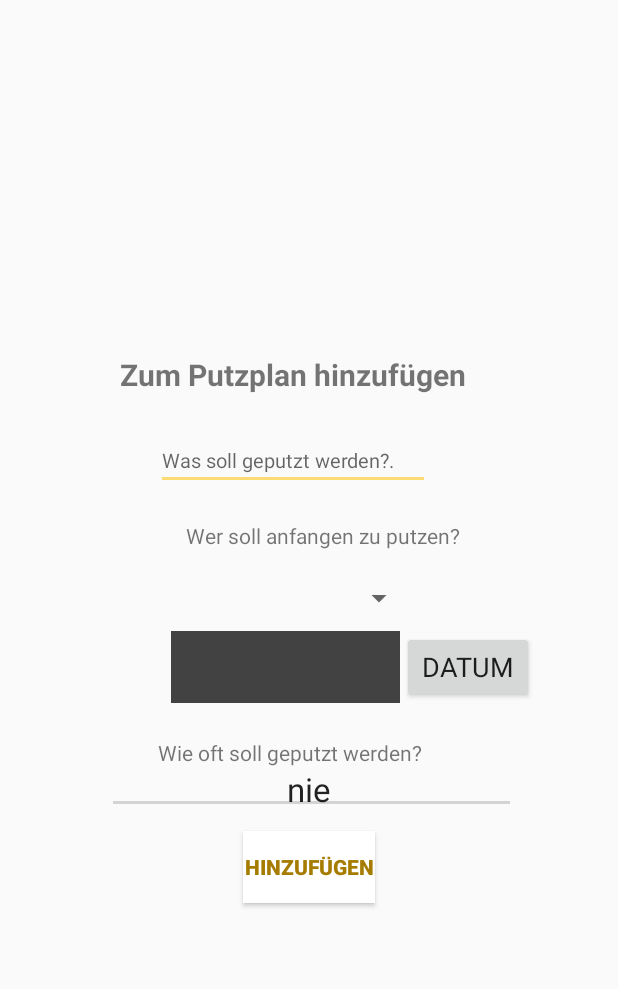
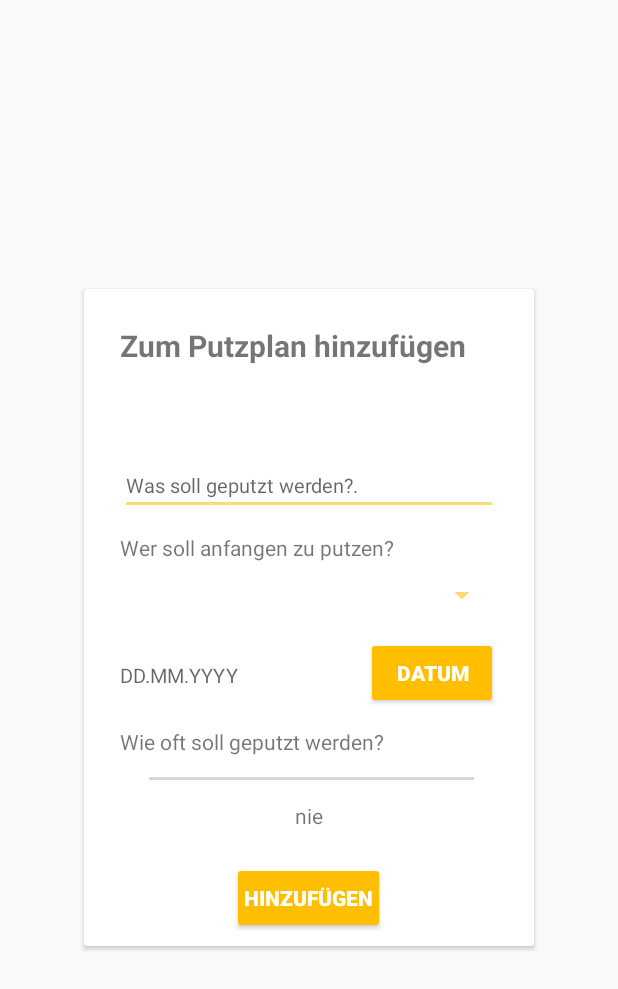
Before and after one commit to Wieee/WGPlaner, an Android app: the layout putzplan_dialog_add_item.xml on its own in the app's theme, with its tools: preview values and no code run, on a phone screen of 412 x 824 dp. Shown: the top 989 px of the screen. Run offline under Robolectric (Android 15) with nearby library versions, the phone set to English and light mode, and no system bars.

Commit message:
GUI update

```diff
--- a/app/src/main/res/layout/putzplan_dialog_add_item.xml
+++ b/app/src/main/res/layout/putzplan_dialog_add_item.xml
@@ -1,8 +1,15 @@
 <?xml version="1.0" encoding="utf-8"?>
-<RelativeLayout xmlns:android="http://schemas.android.com/apk/res/android"
+<android.support.v7.widget.CardView xmlns:android="http://schemas.android.com/apk/res/android"
     android:layout_width="300dp"
-    android:layout_height="400dp"
+    android:layout_height="wrap_content"
     android:layout_gravity="center"
+    android:clickable="true"
+    android:focusable="true"
+    android:orientation="vertical">
+
+    <LinearLayout
+        android:layout_width="match_parent"
+        android:layout_height="match_parent"
         android:orientation="vertical">
 
         <TextView
@@ -10,20 +17,19 @@
             android:layout_width="wrap_content"
             android:layout_height="wrap_content"
             android:layout_alignParentTop="true"
-        android:layout_margin="24dp"
-        android:layout_marginBottom="20dp"
+            android:layout_marginLeft="24dp"
+            android:layout_marginRight="24dp"
+            android:layout_marginTop="24dp"
+            android:layout_marginBottom="48dp"
             android:text="Zum Putzplan hinzufügen"
             android:textSize="20sp"
             android:textStyle="bold" />
 
         <EditText
             android:id="@+id/putzplan_dialog_aufgaben_name"
-        android:layout_width="wrap_content"
+            android:layout_width="match_parent"
             android:layout_height="wrap_content"
-        android:layout_alignEnd="@+id/putzplan_dialog_title"
-        android:layout_alignStart="@+id/putzplan_dialog_title"
-        android:layout_below="@+id/putzplan_dialog_title"
-        android:layout_marginBottom="50dp"
+            android:layout_marginTop="12dp"
             android:layout_marginLeft="24dp"
             android:layout_marginRight="24dp"
             android:hint="Was soll geputzt werden?."
@@ -33,52 +39,53 @@
             android:id="@+id/textView"
             android:layout_width="wrap_content"
             android:layout_height="wrap_content"
-        android:layout_above="@+id/putzplan_dialog_start_putzer"
-        android:layout_alignStart="@+id/putzplan_dialog_start_putzer"
-        android:layout_margin="10dp"
+            android:layout_marginLeft="24dp"
+            android:layout_marginRight="24dp"
+            android:layout_marginTop="12dp"
             android:labelFor="@+id/putzplan_dialog_start_putzer"
             android:text="Wer soll anfangen zu putzen?" />
 
         <Spinner
             android:id="@+id/putzplan_dialog_start_putzer"
             android:layout_width="match_parent"
+            android:layout_height="32dp"
+            android:layout_marginTop="6dp"
+            android:layout_marginLeft="24dp"
+            android:layout_marginRight="24dp"
+            android:backgroundTint="@color/colorAccent" />
+
+        <RelativeLayout
+        android:layout_width="match_parent"
         android:layout_height="wrap_content"
-        android:layout_alignEnd="@+id/putzplan_dialog_aufgaben_name"
-        android:layout_alignStart="@+id/putzplan_dialog_aufgaben_name"
-        android:layout_below="@+id/putzplan_dialog_aufgaben_name"
-        android:layout_margin="10dp" />
-
+        android:layout_marginTop="12dp">
         <TextView
             android:id="@+id/in_date"
-        android:layout_width="match_parent"
+            android:layout_width="wrap_content"
             android:layout_height="wrap_content"
-        android:layout_alignBottom="@+id/btn_date"
-        android:layout_alignEnd="@+id/putzplan_dialog_start_putzer"
-        android:layout_alignStart="@+id/putzplan_dialog_aufgaben_name"
-        android:layout_below="@+id/putzplan_dialog_start_putzer"
-        android:layout_marginLeft="10dp"
-        android:layout_marginRight="10dp"
-        android:background="@color/cardview_dark_background" />
-
+            android:layout_marginTop="16dp"
+            android:layout_marginLeft="24dp"
+            android:layout_marginRight="24dp"
+            android:hint="DD.MM.YYYY"
+            android:textSize="13sp" />
         <Button
             android:id="@+id/btn_date"
             android:layout_width="wrap_content"
             android:layout_height="wrap_content"
-        android:layout_alignParentEnd="true"
-        android:layout_below="@+id/putzplan_dialog_start_putzer"
-        android:fontFamily="sans-serif"
+            android:layout_marginRight="24dp"
+            android:backgroundTint="@color/colorPrimary"
+            android:layout_alignParentRight="true"
             android:text="Datum"
-        android:textSize="18sp" />
+            android:textColor="@color/white"
+            android:textStyle="bold" />
+    </RelativeLayout>
 
         <TextView
             android:id="@+id/haeufigkeit_label"
             android:layout_width="wrap_content"
             android:layout_height="wrap_content"
-        android:layout_alignEnd="@+id/putzplan_dialog_aufgaben_name"
-        android:layout_below="@+id/in_date"
-        android:layout_marginLeft="5dp"
-        android:layout_marginRight="5dp"
-        android:layout_marginTop="23dp"
+            android:layout_marginLeft="24dp"
+            android:layout_marginRight="24dp"
+            android:layout_marginTop="12dp"
             android:labelFor="@+id/putzplan_dialog_haeufigkeit"
             android:text="Wie oft soll geputzt werden?" />
 
@@ -86,8 +93,9 @@
             android:id="@+id/putzplan_dialog_haeufigkeit"
             android:layout_width="match_parent"
             android:layout_height="wrap_content"
-        android:layout_above="@+id/putzplan_dialog_btn"
-        android:layout_alignParentStart="true"
+            android:layout_marginLeft="24dp"
+            android:layout_marginRight="24dp"
+            android:layout_marginTop="6dp"
             android:focusable="true"
             android:max="3"
             android:textAlignment="center"
@@ -97,24 +105,23 @@
             android:id="@+id/putzplan_dialog_haeufigkeit_text"
             android:layout_width="wrap_content"
             android:layout_height="wrap_content"
-        android:layout_below="@+id/haeufigkeit_label"
-        android:layout_centerHorizontal="true"
-        android:text="nie"
-        android:textAppearance="?android:attr/textAppearanceLarge" />
+            android:layout_gravity="center"
+            android:layout_marginTop="6dp"
+            android:layout_marginBottom="13dp"
+            android:text="nie" />
 
         <Button
             android:id="@+id/putzplan_dialog_btn"
+            android:layout_gravity="center"
             android:layout_width="wrap_content"
             android:layout_height="wrap_content"
-        android:layout_alignParentBottom="true"
-        android:layout_centerHorizontal="true"
-        android:layout_margin="10dp"
-        android:layout_marginLeft="8dp"
-        android:layout_marginRight="8dp"
-        android:background="@color/cardview_light_background"
-        android:elevation="0dp"
-        android:text="hinzufügen"
-        android:textColor="@color/colorPrimaryDark"
+            android:layout_margin="8dp"
+            android:padding="8dp"
+            android:text="Hinzufügen"
+            android:backgroundTint="@color/colorPrimary"
+            android:textColor="@color/white"
             android:textStyle="bold" />
 
-</RelativeLayout>
+    </LinearLayout>
+
+</android.support.v7.widget.CardView>
```
Also changed, not shown: app/src/main/res/layout/einkaufszettel_dialog_add_item.xml (+32 -27 lines), app/src/main/res/layout/haushaltsbuch_dialog_new_expense.xml (+47 -34 lines). Lines whose indentation alone changed are shown as unchanged.
